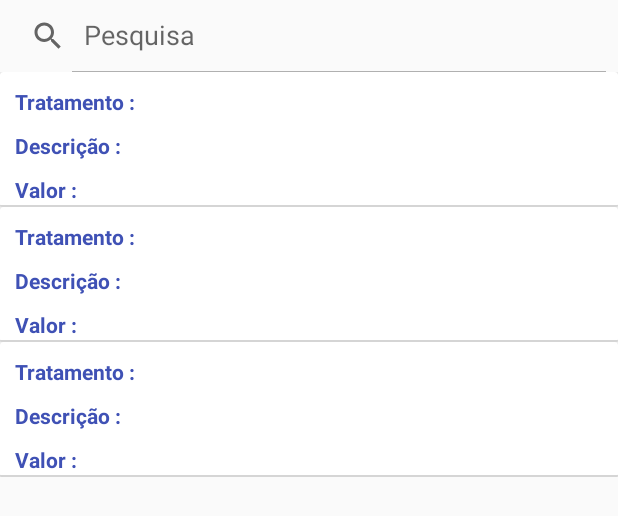
After one commit to TobiasAndre/CapstoneStage2, an Android app: the layout activity_treatment_list.xml on its own in the app's theme, with its tools: preview values and no code run, on a phone screen of 412 x 824 dp. The commit adds this screen. Shown: the top 516 px of the screen. Run offline under Robolectric (Android 15) with nearby library versions, the phone set to English and light mode, and no system bars.

Commit message:
* Treatment List screen implementation

```diff
--- a/app/src/main/AndroidManifest.xml
+++ b/app/src/main/AndroidManifest.xml
@@ -34,7 +34,8 @@
             android:label="@string/import_contacts"
             android:screenOrientation="portrait" />
         <activity android:name=".ui.SettingsActivity" />
-        <activity android:name=".ui.CustomerListActivity"></activity>
+        <activity android:name=".ui.CustomerListActivity" />
+        <activity android:name=".ui.TreatmentListActivity"></activity>
     </application>
 
 </manifest>
--- a/app/src/main/java/com/tobiasandre/goestetica/ui/Adapter/CustomerAdapter.java
+++ b/app/src/main/java/com/tobiasandre/goestetica/ui/Adapter/CustomerAdapter.java
@@ -4,7 +4,6 @@ import android.content.Context;
 import android.database.Cursor;
 import android.graphics.Bitmap;
 import android.graphics.BitmapFactory;
-import android.provider.ContactsContract;
 import android.support.annotation.NonNull;
 import android.support.v7.widget.RecyclerView;
 import android.view.LayoutInflater;
--- /dev/null
+++ b/app/src/main/res/layout/activity_treatment_list.xml
@@ -0,0 +1,32 @@
+<?xml version="1.0" encoding="utf-8"?>
+<LinearLayout xmlns:android="http://schemas.android.com/apk/res/android"
+    xmlns:app="http://schemas.android.com/apk/res-auto"
+    xmlns:tools="http://schemas.android.com/tools"
+    android:layout_width="match_parent"
+    android:layout_height="wrap_content"
+    android:orientation="vertical"
+    tools:context="com.tobiasandre.goestetica.ui.TreatmentListActivity">
+
+    <android.support.v7.widget.SearchView
+        android:layout_width="match_parent"
+        android:layout_height="wrap_content"
+        android:focusable="false"
+        app:queryHint="Pesquisa"
+        app:iconifiedByDefault="false" />
+
+    <ScrollView
+        android:layout_width="match_parent"
+        android:layout_height="wrap_content">
+
+        <android.support.v7.widget.RecyclerView
+            android:id="@+id/recycler_treatments"
+            android:layout_width="match_parent"
+            android:layout_height="wrap_content"
+            app:layoutManager="LinearLayoutManager"
+            tools:listitem="@layout/item_treatment">
+
+        </android.support.v7.widget.RecyclerView>
+
+    </ScrollView>
+
+</LinearLayout>
--- /dev/null
+++ b/app/src/main/res/layout/item_treatment.xml
@@ -0,0 +1,87 @@
+<?xml version="1.0" encoding="utf-8"?>
+<LinearLayout xmlns:android="http://schemas.android.com/apk/res/android"
+    android:orientation="vertical"
+    android:layout_width="match_parent"
+    android:layout_height="wrap_content">
+
+    <android.support.v7.widget.CardView
+        android:layout_width="match_parent"
+        android:layout_height="90dp">
+
+        <LinearLayout
+            android:layout_width="match_parent"
+            android:layout_height="match_parent"
+            android:orientation="horizontal">
+
+            <LinearLayout
+                android:layout_width="wrap_content"
+                android:layout_height="match_parent"
+                android:layout_marginStart="10dp"
+                android:layout_marginTop="10dp"
+                android:orientation="vertical">
+
+                <TextView
+                    android:layout_width="match_parent"
+                    android:layout_height="wrap_content"
+                    android:textStyle="bold"
+                    android:textColor="@color/indigo"
+                    android:text="@string/treatment_name"/>
+
+                <TextView
+                    android:layout_width="match_parent"
+                    android:layout_height="wrap_content"
+                    android:layout_marginTop="10dp"
+                    android:textStyle="bold"
+                    android:textColor="@color/indigo"
+                    android:text="@string/treatment_description"/>
+
+                <TextView
+                    android:layout_width="match_parent"
+                    android:layout_height="wrap_content"
+                    android:layout_marginTop="10dp"
+                    android:textStyle="bold"
+                    android:textColor="@color/indigo"
+                    android:text="@string/treatment_price"/>
+
+            </LinearLayout>
+
+            <LinearLayout
+                android:layout_width="150dp"
+                android:layout_height="match_parent"
+                android:layout_marginStart="10dp"
+                android:layout_marginTop="10dp"
+                android:orientation="vertical">
+
+                <TextView
+                    android:id="@+id/tv_treatment_name"
+                    android:layout_width="180dp"
+                    android:layout_height="wrap_content"
+                    android:textColor="@color/black" />
+
+                <TextView
+                    android:id="@+id/tv_treatment_description"
+                    android:layout_width="180dp"
+                    android:layout_height="wrap_content"
+                    android:layout_marginTop="10dp"
+                    android:textColor="@color/black" />
+
+                <TextView
+                    android:id="@+id/tv_treatment_price"
+                    android:layout_width="180dp"
+                    android:layout_height="wrap_content"
+                    android:layout_marginTop="10dp"
+                    android:textColor="@color/black" />
+
+            </LinearLayout>
+
+        </LinearLayout>
+
+        <View
+            android:layout_width="match_parent"
+            android:layout_height="1dp"
+            android:layout_gravity="bottom"
+            android:alpha="0.5"
+            android:background="@android:color/darker_gray" />
+
+    </android.support.v7.widget.CardView>
+</LinearLayout>
--- a/app/src/main/res/values/strings.xml
+++ b/app/src/main/res/values/strings.xml
@@ -34,6 +34,11 @@
     <string name="schedule">Agendar</string>
     <string name="reports">Relatorios \\ Graficos</string>
 
+    <string name="treatment_name">Tratamento : </string>
+    <string name="treatment_description">Descrição :</string>
+    <string name="treatment_price">Valor :</string>
+
+
     <!-- SnackBar -->
     <string name="required_field">Campo Obrigatório!</string>
 
```
Also changed, not shown: app/src/main/java/com/tobiasandre/goestetica/ui/Adapter/TreatmentAdapter.java (added, +102 -0 lines), app/src/main/java/com/tobiasandre/goestetica/ui/CustomerListActivity.java (+9 -3 lines), app/src/main/java/com/tobiasandre/goestetica/ui/TreatmentListActivity.java (added, +98 -0 lines).
